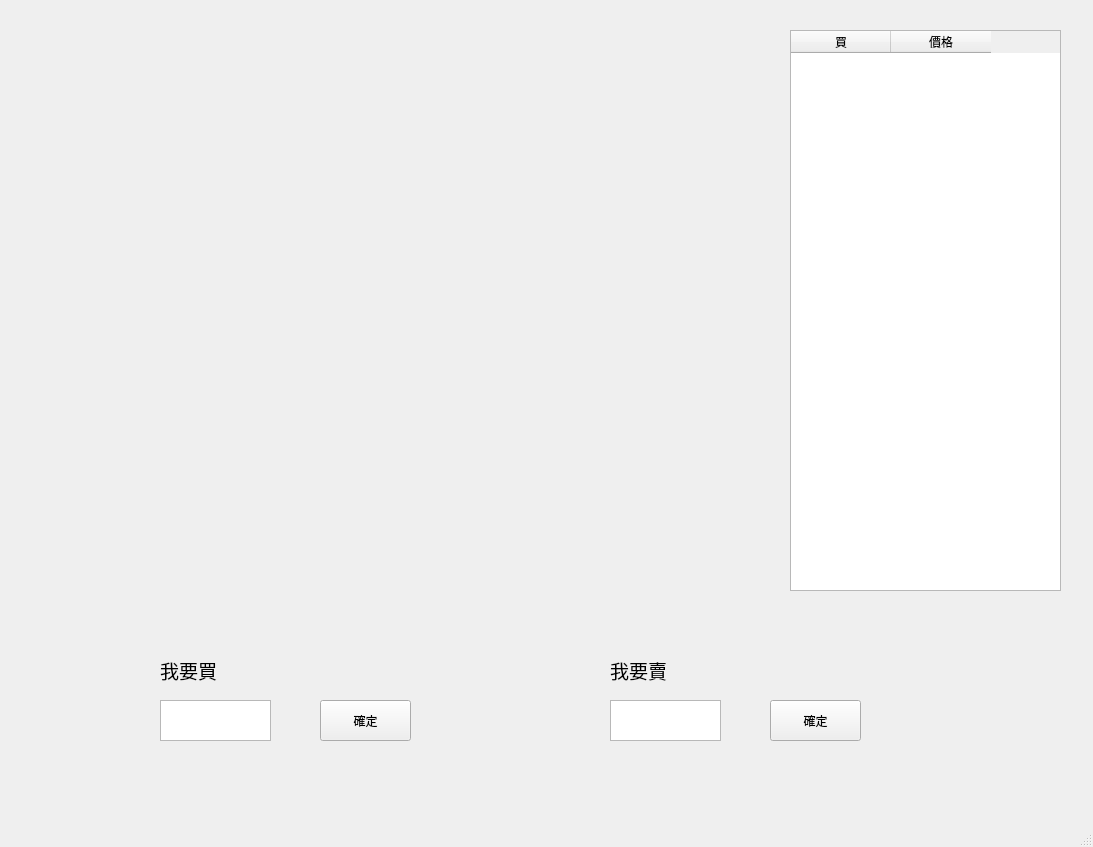
Above: MainWindow.ui from william920429/stock before the change. Below: the same form after it.
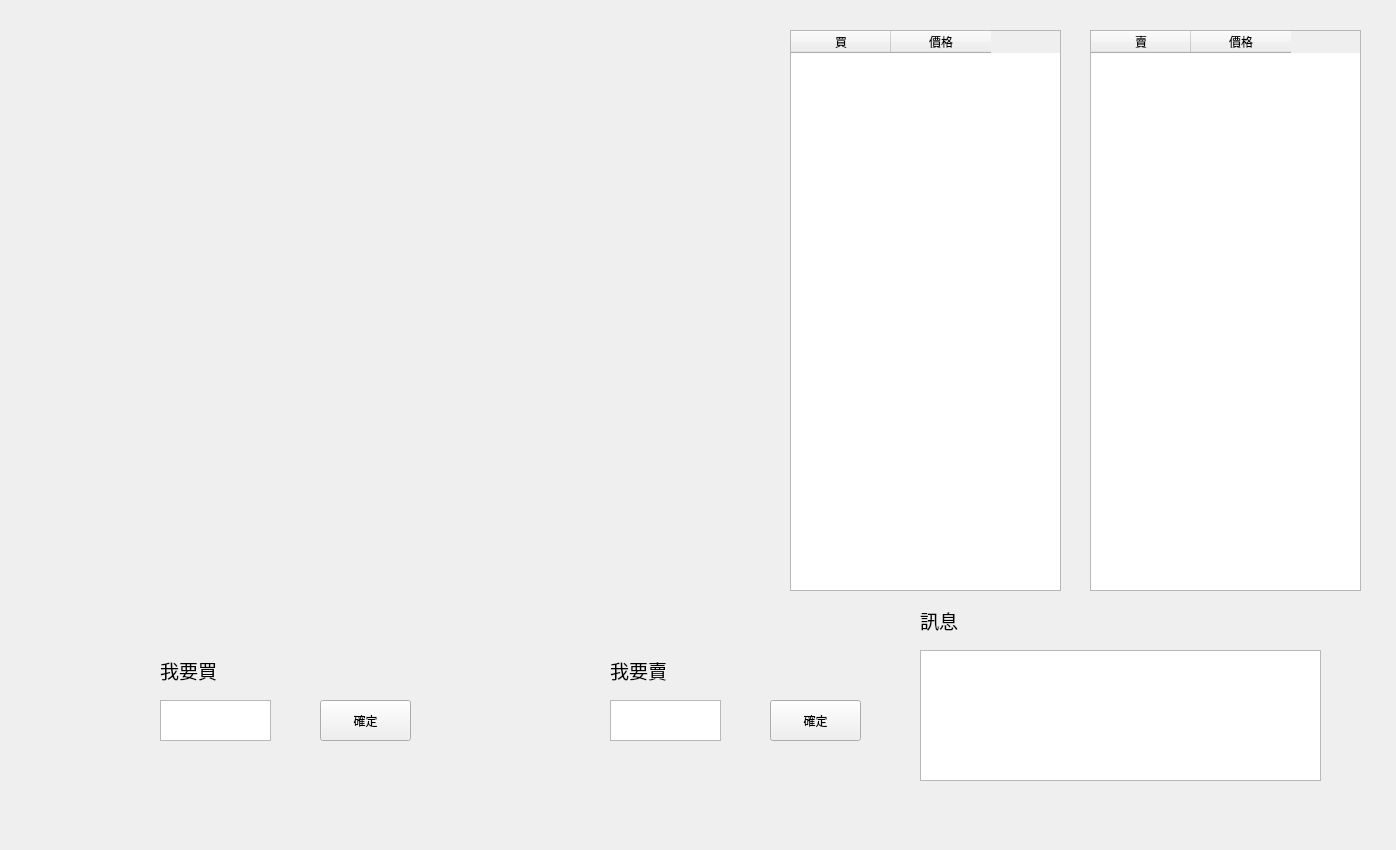
That is the form after the change. Custom widgets are drawn as their Qt base class.

The edit to the form file:
```diff
--- a/MainWindow.ui
+++ b/MainWindow.ui
@@ -6,8 +6,8 @@
    <rect>
     <x>0</x>
     <y>0</y>
-    <width>1093</width>
-    <height>847</height>
+    <width>1396</width>
+    <height>850</height>
    </rect>
   </property>
   <property name="windowTitle">
@@ -128,6 +128,55 @@
      <string>確定</string>
     </property>
    </widget>
+   <widget class="QTableWidget" name="sell_tableWidget">
+    <property name="geometry">
+     <rect>
+      <x>1090</x>
+      <y>30</y>
+      <width>271</width>
+      <height>561</height>
+     </rect>
+    </property>
+    <column>
+     <property name="text">
+      <string>賣</string>
+     </property>
+    </column>
+    <column>
+     <property name="text">
+      <string>價格</string>
+     </property>
+    </column>
+   </widget>
+   <widget class="QListWidget" name="log_listWidget">
+    <property name="geometry">
+     <rect>
+      <x>920</x>
+      <y>650</y>
+      <width>401</width>
+      <height>131</height>
+     </rect>
+    </property>
+   </widget>
+   <widget class="QLabel" name="log_label">
+    <property name="geometry">
+     <rect>
+      <x>920</x>
+      <y>600</y>
+      <width>111</width>
+      <height>41</height>
+     </rect>
+    </property>
+    <property name="font">
+     <font>
+      <family>Agency FB</family>
+      <pointsize>14</pointsize>
+     </font>
+    </property>
+    <property name="text">
+     <string>訊息</string>
+    </property>
+   </widget>
   </widget>
   <widget class="QMenuBar" name="menubar">
    <property name="geometry">
@@ -139,7 +188,6 @@
     </rect>
    </property>
   </widget>
-  <widget class="QStatusBar" name="statusbar"/>
  </widget>
  <customwidgets>
   <customwidget>
```
Left out of the diff: 19 changed lines with no effect on the pictures.
